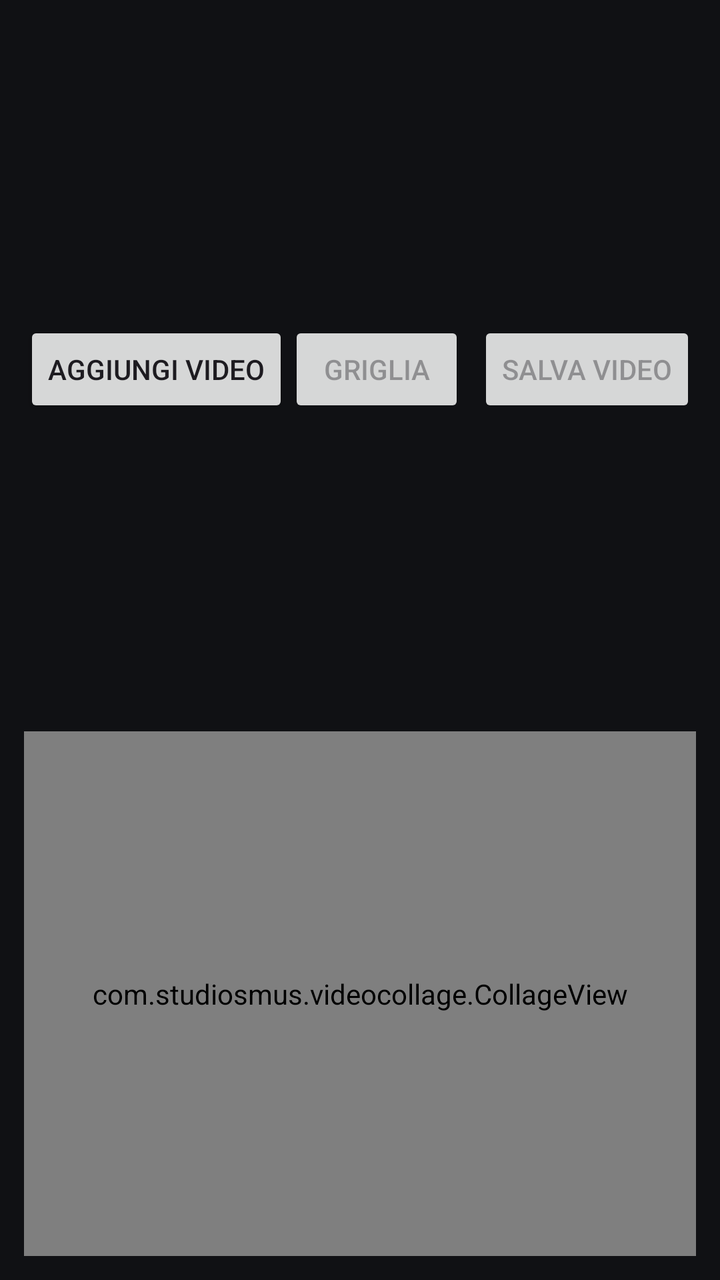
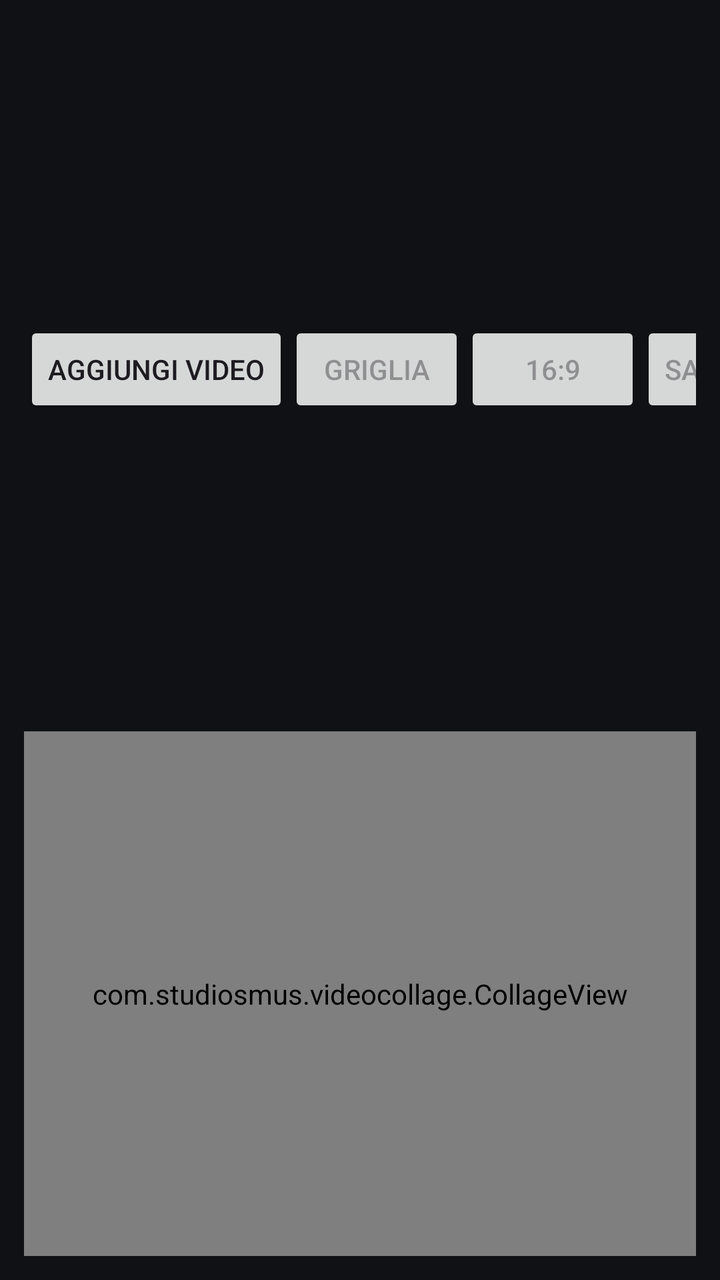

Before-and-after screenshots of an Android layout around one commit, followed by the original layout XML and the change that was made.
<!-- AndroidManifest.xml: application theme Theme.VideoCollage -->
<!-- res/layout/activity_main.xml -->
<?xml version="1.0" encoding="utf-8"?>
<LinearLayout xmlns:android="http://schemas.android.com/apk/res/android"
    android:layout_width="match_parent"
    android:layout_height="match_parent"
    android:orientation="vertical"
    android:background="#101114"
    android:padding="12dp">

    <LinearLayout
        android:layout_width="match_parent"
        android:layout_height="wrap_content"
        android:gravity="center_vertical"
        android:orientation="horizontal">

        <Button
            android:id="@+id/addVideos"
            android:layout_width="wrap_content"
            android:layout_height="wrap_content"
            android:text="AGGIUNGI VIDEO" />

        <Button
            android:id="@+id/changeLayout"
            android:layout_width="wrap_content"
            android:layout_height="wrap_content"
            android:enabled="false"
            android:text="GRIGLIA" />

        <TextView
            android:id="@+id/status"
            android:layout_width="0dp"
            android:layout_height="wrap_content"
            android:layout_weight="1"
            android:paddingHorizontal="16dp"
            android:text="Scegli da 2 a 4 video"
            android:textColor="#FFFFFF" />

        <Button
            android:id="@+id/saveVideo"
            android:layout_width="wrap_content"
            android:layout_height="wrap_content"
            android:enabled="false"
            android:text="SALVA VIDEO" />
    </LinearLayout>

    <com.studiosmus.videocollage.CollageView
        android:id="@+id/collage"
        android:layout_width="match_parent"
        android:layout_height="0dp"
        android:layout_weight="1"
        android:layout_marginTop="8dp" />

</LinearLayout>
<!-- resources referenced by this layout -->
<resources>
  <style name="Theme.VideoCollage" parent="Theme.Material3.DayNight.NoActionBar">
          <item name="android:windowFullscreen">true</item>
          <item name="android:navigationBarColor">#000000</item>
          <item name="android:windowLightNavigationBar">false</item>
      </style>
</resources>

<!-- the commit's change to res/layout/activity_main.xml (unified diff, before → after) -->
@@ -25,6 +25,13 @@
             android:enabled="false"
             android:text="GRIGLIA" />
 
+        <Button
+            android:id="@+id/changeFormat"
+            android:layout_width="wrap_content"
+            android:layout_height="wrap_content"
+            android:enabled="false"
+            android:text="16:9" />
+
         <TextView
             android:id="@+id/status"
             android:layout_width="0dp"
